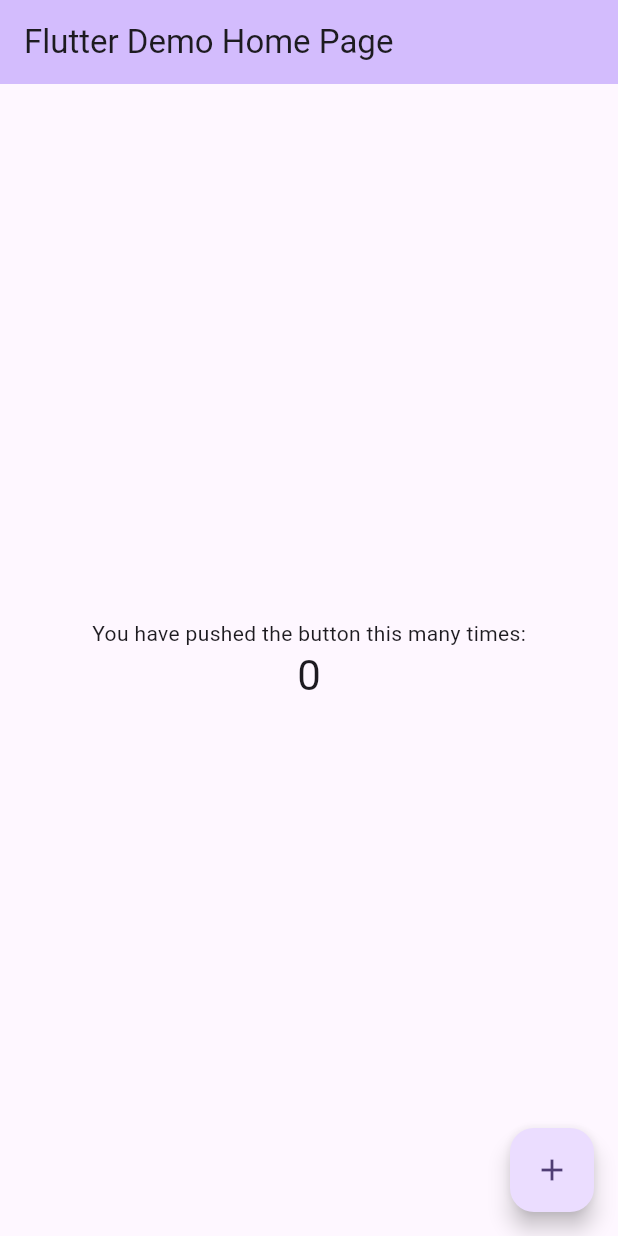
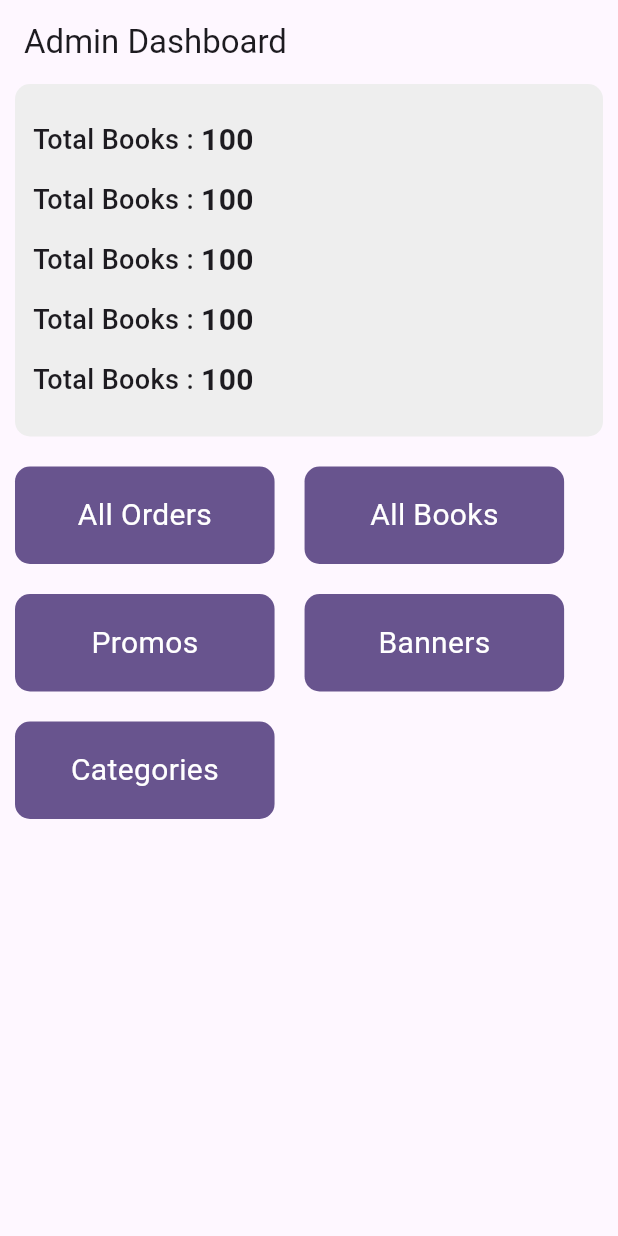
Before and after one commit to viraj-gunasekara/Bookstore_App_Android, a Flutter app: the screen it shows after launch, on a phone screen of 412 x 824 dp. Run offline on Flutter 3.47's test engine with Material 3 defaults, Android fonts, the phone set to English and light mode, and no system bars.

Commit message:
admin dashbord create with text & btns for actions

```diff
--- /dev/null
+++ b/bookstore_admin_app/devtools_options.yaml
@@ -0,0 +1,3 @@
+description: This file stores settings for Dart & Flutter DevTools.
+documentation: https://docs.flutter.dev/tools/devtools/extensions#configure-extension-enablement-states
+extensions:
--- /dev/null
+++ b/bookstore_admin_app/lib/containers/dashboard_text.dart
@@ -0,0 +1,27 @@
+import 'package:flutter/material.dart';
+
+class DashboardText extends StatefulWidget {
+  final String keyword, value;
+  const DashboardText({super.key, required this.keyword, required this.value});
+
+  @override
+  State<DashboardText> createState() => _DashboardTextState();
+}
+
+class _DashboardTextState extends State<DashboardText> {
+  @override
+  Widget build(BuildContext context) {
+    return Row(
+      children: [
+        Text(
+          "${widget.keyword} : ",
+          style: TextStyle(fontSize: 18, fontWeight: FontWeight.w500),
+        ),
+        Text(
+          "${widget.value}",
+          style: TextStyle(fontSize: 20, fontWeight: FontWeight.w600),
+        ),
+      ],
+    );
+  }
+}
--- /dev/null
+++ b/bookstore_admin_app/lib/containers/home_button.dart
@@ -0,0 +1,34 @@
+import 'package:flutter/material.dart';
+
+class HomeButton extends StatefulWidget {
+  final String name;
+  final VoidCallback onTap;
+  const HomeButton({super.key, required this.name, required this.onTap});
+
+  @override
+  State<HomeButton> createState() => _HomeButtonState();
+}
+
+class _HomeButtonState extends State<HomeButton> {
+  @override
+  Widget build(BuildContext context) {
+    return GestureDetector(
+      onTap: widget.onTap,
+      child: Container(
+        height: 65,
+        width: MediaQuery.of(context).size.width * .42,
+        margin: EdgeInsets.all(10),
+        decoration: BoxDecoration(
+          borderRadius: BorderRadius.circular(10),
+          color: Theme.of(context).primaryColor,
+        ),
+        child: Center(
+          child: Text(
+            widget.name,
+            style: TextStyle(color: Colors.white, fontSize: 20),
+          ),
+        ),
+      ),
+    );
+  }
+}
--- a/bookstore_admin_app/lib/main.dart
+++ b/bookstore_admin_app/lib/main.dart
@@ -1,3 +1,4 @@
+import 'package:bookstore_admin_app/views/admin_home.dart';
 import 'package:flutter/material.dart';
 
 void main() {
@@ -30,93 +31,7 @@
         // tested with just a hot reload.
         colorScheme: ColorScheme.fromSeed(seedColor: Colors.deepPurple),
       ),
-      home: const MyHomePage(title: 'Flutter Demo Home Page'),
+      routes: {"/": (context) => AdminHome()},
     );
   }
 }
-
-class MyHomePage extends StatefulWidget {
-  const MyHomePage({super.key, required this.title});
-
-  // This widget is the home page of your application. It is stateful, meaning
-  // that it has a State object (defined below) that contains fields that affect
-  // how it looks.
-
-  // This class is the configuration for the state. It holds the values (in this
-  // case the title) provided by the parent (in this case the App widget) and
-  // used by the build method of the State. Fields in a Widget subclass are
-  // always marked "final".
-
-  final String title;
-
-  @override
-  State<MyHomePage> createState() => _MyHomePageState();
-}
-
-class _MyHomePageState extends State<MyHomePage> {
-  int _counter = 0;
-
-  void _incrementCounter() {
-    setState(() {
-      // This call to setState tells the Flutter framework that something has
-      // changed in this State, which causes it to rerun the build method below
-      // so that the display can reflect the updated values. If we changed
-      // _counter without calling setState(), then the build method would not be
-      // called again, and so nothing would appear to happen.
-      _counter++;
-    });
-  }
-
-  @override
-  Widget build(BuildContext context) {
-    // This method is rerun every time setState is called, for instance as done
-    // by the _incrementCounter method above.
-    //
-    // The Flutter framework has been optimized to make rerunning build methods
-    // fast, so that you can just rebuild anything that needs updating rather
-    // than having to individually change instances of widgets.
-    return Scaffold(
-      appBar: AppBar(
-        // TRY THIS: Try changing the color here to a specific color (to
-        // Colors.amber, perhaps?) and trigger a hot reload to see the AppBar
-        // change color while the other colors stay the same.
-        backgroundColor: Theme.of(context).colorScheme.inversePrimary,
-        // Here we take the value from the MyHomePage object that was created by
-        // the App.build method, and use it to set our appbar title.
-        title: Text(widget.title),
-      ),
-      body: Center(
-        // Center is a layout widget. It takes a single child and positions it
-        // in the middle of the parent.
-        child: Column(
-          // Column is also a layout widget. It takes a list of children and
-          // arranges them vertically. By default, it sizes itself to fit its
-          // children horizontally, and tries to be as tall as its parent.
-          //
-          // Column has various properties to control how it sizes itself and
-          // how it positions its children. Here we use mainAxisAlignment to
-          // center the children vertically; the main axis here is the vertical
-          // axis because Columns are vertical (the cross axis would be
-          // horizontal).
-          //
-          // TRY THIS: Invoke "debug painting" (choose the "Toggle Debug Paint"
-          // action in the IDE, or press "p" in the console), to see the
-          // wireframe for each widget.
-          mainAxisAlignment: MainAxisAlignment.center,
-          children: <Widget>[
-            const Text('You have pushed the button this many times:'),
-            Text(
-              '$_counter',
-              style: Theme.of(context).textTheme.headlineMedium,
-            ),
-          ],
-        ),
-      ),
-      floatingActionButton: FloatingActionButton(
-        onPressed: _incrementCounter,
-        tooltip: 'Increment',
-        child: const Icon(Icons.add),
-      ), // This trailing comma makes auto-formatting nicer for build methods.
-    );
-  }
-}
--- /dev/null
+++ b/bookstore_admin_app/lib/views/admin_home.dart
@@ -0,0 +1,59 @@
+import 'package:bookstore_admin_app/containers/dashboard_text.dart';
+import 'package:bookstore_admin_app/containers/home_button.dart';
+import 'package:flutter/material.dart';
+
+class AdminHome extends StatefulWidget {
+  const AdminHome({super.key});
+
+  @override
+  State<AdminHome> createState() => _AdminHomeState();
+}
+
+class _AdminHomeState extends State<AdminHome> {
+  @override
+  Widget build(BuildContext context) {
+    return Scaffold(
+      appBar: AppBar(title: Text("Admin Dashboard")),
+      body: Column(
+        children: [
+          Container(
+            height: 235,
+            padding: EdgeInsets.all(12),
+            margin: EdgeInsets.only(left: 10, right: 10, bottom: 10),
+            decoration: BoxDecoration(
+              color: Colors.grey.shade200,
+              borderRadius: BorderRadius.circular(10),
+            ),
+            child: Column(
+              crossAxisAlignment: CrossAxisAlignment.start,
+              mainAxisAlignment: MainAxisAlignment.spaceEvenly,
+              children: [
+                DashboardText(keyword: "Total Books", value: "100"),
+                DashboardText(keyword: "Total Books", value: "100"),
+                DashboardText(keyword: "Total Books", value: "100"),
+                DashboardText(keyword: "Total Books", value: "100"),
+                DashboardText(keyword: "Total Books", value: "100"),
+              ],
+            ),
+          ),
+          //Buttons for admin
+          Row(
+            children: [
+              HomeButton(onTap: () {}, name: "All Orders"),
+              HomeButton(onTap: () {}, name: "All Books"),
+            ],
+          ),
+          Row(
+            children: [
+              HomeButton(onTap: () {}, name: "Promos"),
+              HomeButton(onTap: () {}, name: "Banners"),
+            ],
+          ),
+          Row(
+            children: [HomeButton(onTap: () {}, name: "Categories")],
+          ),
+        ],
+      ),
+    );
+  }
+}
```
